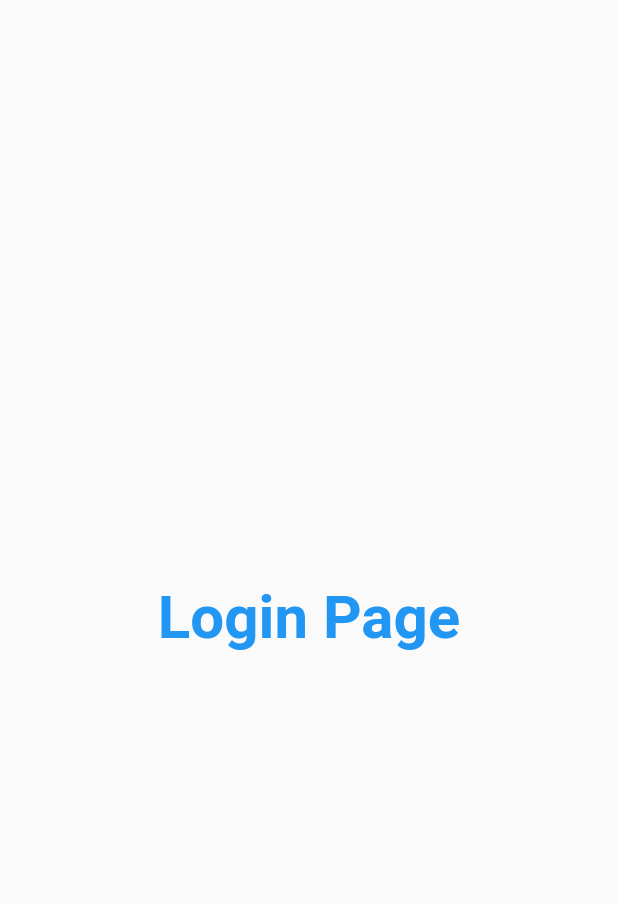
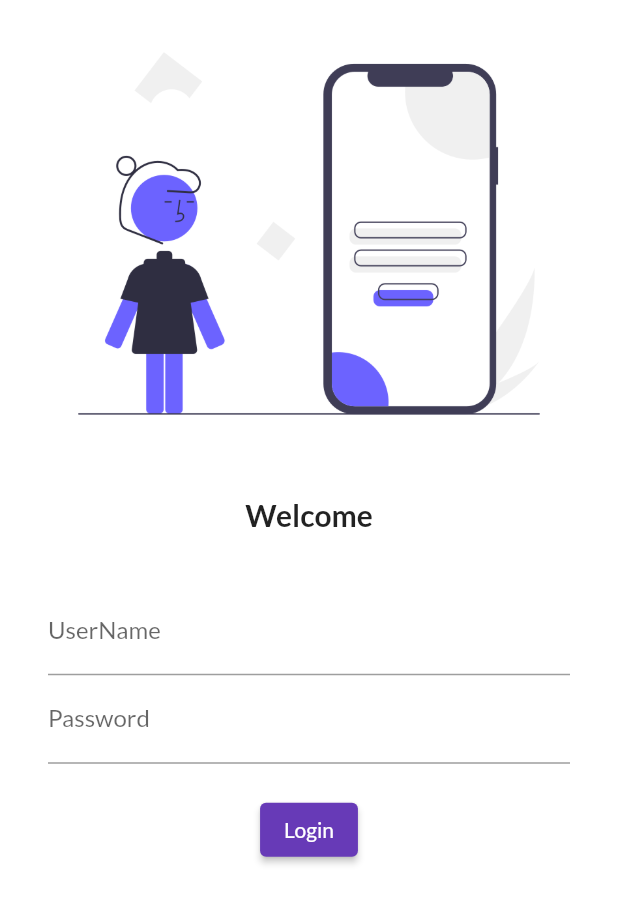
Before and after one commit to AmitVatyani/30DaysOfFlutter, a Flutter app: the screen it shows after launch, on a phone screen of 412 x 824 dp. Shown: the top 904 px of the screen. Run offline on Flutter 3.47's test engine with Material 2 defaults, Android fonts, the phone set to English and light mode, and no system bars; our stand-ins replace google_fonts.

Commit message:
Day 4 completed

```diff
--- a/lib/main.dart
+++ b/lib/main.dart
@@ -1,6 +1,6 @@
 import 'package:flutter/material.dart';
 import 'package:flutter_application_1/pages/login_page.dart';
-
+import 'package:google_fonts/google_fonts.dart';
 import 'pages/home_page.dart';
 
 void main() {
@@ -23,11 +23,13 @@ class MyApp extends StatelessWidget {
     return MaterialApp(
       //home: HomePage(),
       themeMode: ThemeMode.light,
-      theme: ThemeData(primarySwatch: Colors.deepPurple),
+      theme: ThemeData(
+          primarySwatch: Colors.deepPurple,
+          fontFamily: GoogleFonts.lato().fontFamily),
       darkTheme: ThemeData(
         brightness: Brightness.dark,
       ),
-
+      initialRoute: "/",
       routes: {
         "/": (context) => LoginPage(),
         "/home": (context) => HomePage(),
--- a/lib/pages/login_page.dart
+++ b/lib/pages/login_page.dart
@@ -10,15 +10,46 @@ class LoginPage extends StatelessWidget {
   @override
   Widget build(BuildContext context) {
     return Material(
-        child: Center(
-            child: Text(
-      "Login Page",
-      style: TextStyle(
-          fontSize: 40,
-          color: Colors.blue,
-          //backgroundColor: Color.fromARGB(98, 68, 82, 247),
-          //fontStyle: FontStyle.italic,
-          fontWeight: FontWeight.bold),
-    )));
+        color: Colors.white,
+        child: Column(
+          children: [
+            Image.asset(
+              "assets/images/login_image.png",
+              fit: BoxFit.contain,
+            ),
+            SizedBox(height: 20.0),
+            Text(
+              "Welcome",
+              style: TextStyle(fontSize: 20, fontWeight: FontWeight.bold),
+            ),
+            SizedBox(
+              height: 20.0,
+            ),
+            Padding(
+              padding:
+                  const EdgeInsets.symmetric(vertical: 16.0, horizontal: 32.0),
+              child: Column(
+                children: [
+                  TextFormField(
+                    decoration: InputDecoration(
+                        hintText: "Enter UserName", labelText: "UserName"),
+                  ),
+                  TextFormField(
+                    obscureText: true,
+                    decoration: InputDecoration(
+                        hintText: "Enter Password", labelText: "Password"),
+                  ),
+                  SizedBox(height: 20.0),
+                  ElevatedButton(
+                    child: Text("Login"),
+                    onPressed: () {
+                      print("Hi Amit");
+                    },
+                  )
+                ],
+              ),
+            )
+          ],
+        ));
   }
 }
```
Also changed, not shown: pubspec.yaml (+4 -3 lines), assets/images/login_image.png (added), pubspec.lock, 1 other file.
